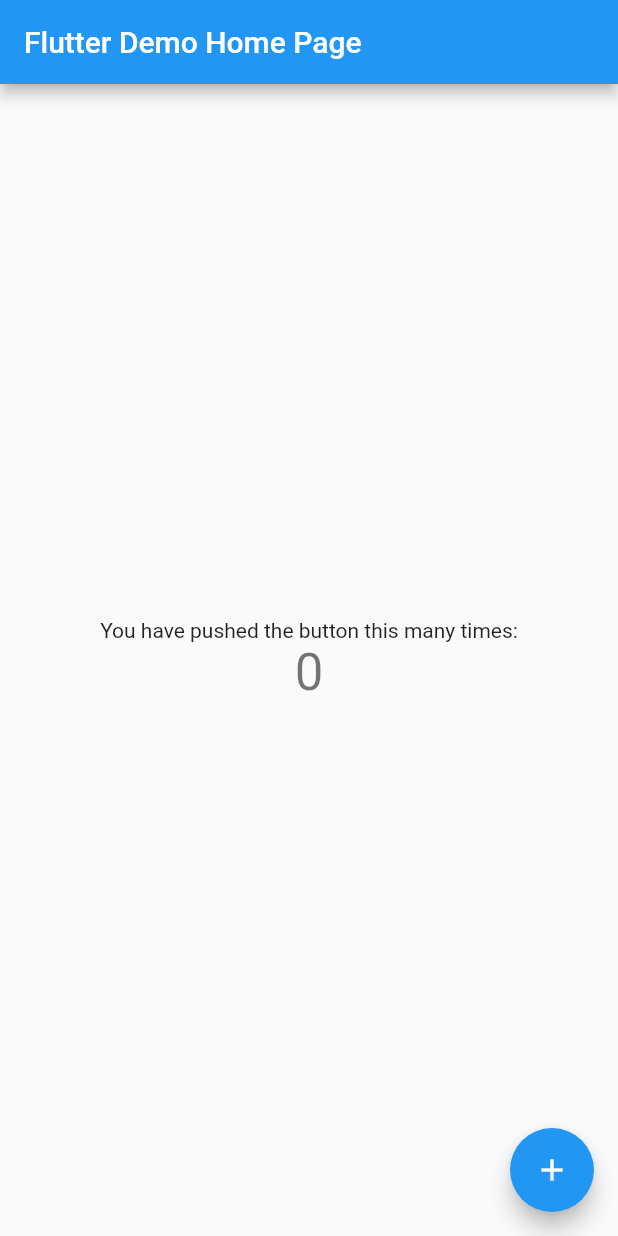
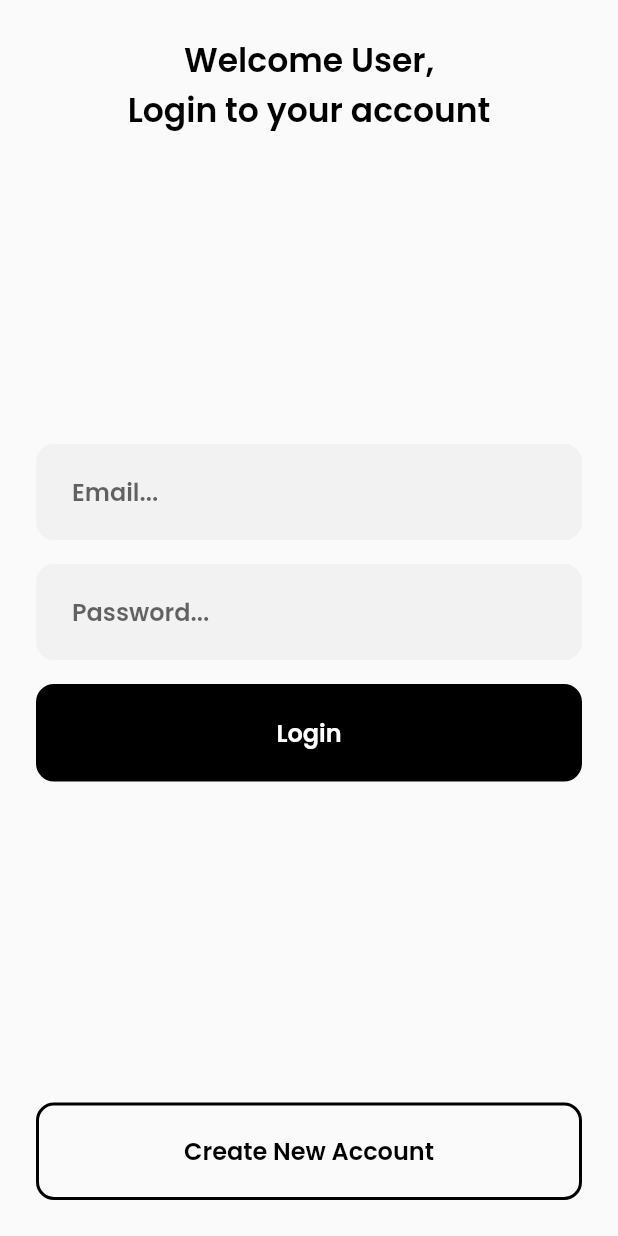
Before and after one commit to Smit1400/CarDealer, a Flutter app: the screen it shows after launch, on a phone screen of 412 x 824 dp. Run offline on Flutter 3.47's test engine with Material 2 defaults, Android fonts, the phone set to English and light mode, and no system bars; our stand-ins replace firebase_auth, firebase_core, google_fonts; accounts and stored records are empty.

Commit message:
intial pages added

```diff
--- a/car_dealer/lib/main.dart
+++ b/car_dealer/lib/main.dart
@@ -1,4 +1,6 @@
 import 'package:flutter/material.dart';
+import 'package:google_fonts/google_fonts.dart';
+import 'package:car_dealer/screens/landing_page.dart';
 
 void main() {
   runApp(MyApp());
@@ -9,109 +11,11 @@
   @override
   Widget build(BuildContext context) {
     return MaterialApp(
-      title: 'Flutter Demo',
+      debugShowCheckedModeBanner: false,
       theme: ThemeData(
-        // This is the theme of your application.
-        //
-        // Try running your application with "flutter run". You'll see the
-        // application has a blue toolbar. Then, without quitting the app, try
-        // changing the primarySwatch below to Colors.green and then invoke
-        // "hot reload" (press "r" in the console where you ran "flutter run",
-        // or simply save your changes to "hot reload" in a Flutter IDE).
-        // Notice that the counter didn't reset back to zero; the application
-        // is not restarted.
-        primarySwatch: Colors.blue,
-        // This makes the visual density adapt to the platform that you run
-        // the app on. For desktop platforms, the controls will be smaller and
-        // closer together (more dense) than on mobile platforms.
-        visualDensity: VisualDensity.adaptivePlatformDensity,
+        textTheme: GoogleFonts.poppinsTextTheme(Theme.of(context).textTheme),
       ),
-      home: MyHomePage(title: 'Flutter Demo Home Page'),
+      home: LandingPage(),
     );
   }
 }
-
-class MyHomePage extends StatefulWidget {
-  MyHomePage({Key key, this.title}) : super(key: key);
-
-  // This widget is the home page of your application. It is stateful, meaning
-  // that it has a State object (defined below) that contains fields that affect
-  // how it looks.
-
-  // This class is the configuration for the state. It holds the values (in this
-  // case the title) provided by the parent (in this case the App widget) and
-  // used by the build method of the State. Fields in a Widget subclass are
-  // always marked "final".
-
-  final String title;
-
-  @override
-  _MyHomePageState createState() => _MyHomePageState();
-}
-
-class _MyHomePageState extends State<MyHomePage> {
-  int _counter = 0;
-
-  void _incrementCounter() {
-    setState(() {
-      // This call to setState tells the Flutter framework that something has
-      // changed in this State, which causes it to rerun the build method below
-      // so that the display can reflect the updated values. If we changed
-      // _counter without calling setState(), then the build method would not be
-      // called again, and so nothing would appear to happen.
-      _counter++;
-    });
-  }
-
-  @override
-  Widget build(BuildContext context) {
-    // This method is rerun every time setState is called, for instance as done
-    // by the _incrementCounter method above.
-    //
-    // The Flutter framework has been optimized to make rerunning build methods
-    // fast, so that you can just rebuild anything that needs updating rather
-    // than having to individually change instances of widgets.
-    return Scaffold(
-      appBar: AppBar(
-        // Here we take the value from the MyHomePage object that was created by
-        // the App.build method, and use it to set our appbar title.
-        title: Text(widget.title),
-      ),
-      body: Center(
-        // Center is a layout widget. It takes a single child and positions it
-        // in the middle of the parent.
-        child: Column(
-          // Column is also a layout widget. It takes a list of children and
-          // arranges them vertically. By default, it sizes itself to fit its
-          // children horizontally, and tries to be as tall as its parent.
-          //
-          // Invoke "debug painting" (press "p" in the console, choose the
-          // "Toggle Debug Paint" action from the Flutter Inspector in Android
-          // Studio, or the "Toggle Debug Paint" command in Visual Studio Code)
-          // to see the wireframe for each widget.
-          //
-          // Column has various properties to control how it sizes itself and
-          // how it positions its children. Here we use mainAxisAlignment to
-          // center the children vertically; the main axis here is the vertical
-          // axis because Columns are vertical (the cross axis would be
-          // horizontal).
-          mainAxisAlignment: MainAxisAlignment.center,
-          children: <Widget>[
-            Text(
-              'You have pushed the button this many times:',
-            ),
-            Text(
-              '$_counter',
-              style: Theme.of(context).textTheme.headline4,
-            ),
-          ],
-        ),
-      ),
-      floatingActionButton: FloatingActionButton(
-        onPressed: _incrementCounter,
-        tooltip: 'Increment',
-        child: Icon(Icons.add),
-      ), // This trailing comma makes auto-formatting nicer for build methods.
-    );
-  }
-}
--- /dev/null
+++ b/car_dealer/lib/screens/constants.dart
@@ -0,0 +1,14 @@
+import 'package:flutter/cupertino.dart';
+import 'package:flutter/material.dart';
+
+class Constants{
+
+  static const regularHeading =
+      TextStyle(fontSize: 18.0, fontWeight: FontWeight.w600, color: Colors.black);
+
+  static const boldHeading =
+      TextStyle(fontSize: 22.0, fontWeight: FontWeight.w600, color: Colors.black);
+
+  static const regularDarkText =
+      TextStyle(fontSize: 16.0, fontWeight: FontWeight.w600, color: Colors.black);
+}
--- /dev/null
+++ b/car_dealer/lib/screens/landing_page.dart
@@ -0,0 +1,73 @@
+import 'package:flutter/material.dart';
+import 'package:firebase_core/firebase_core.dart';
+import 'package:firebase_auth/firebase_auth.dart';
+
+import 'package:car_dealer/screens/constants.dart';
+import 'package:car_dealer/screens/home_page.dart';
+import 'package:car_dealer/screens/login_page.dart';
+
+
+class LandingPage extends StatelessWidget {
+  final Future<FirebaseApp> _initialization = Firebase.initializeApp();
+
+  @override
+  Widget build(BuildContext context) {
+    return FutureBuilder(
+      future: _initialization,
+      builder: (context, snapshot) {
+        // If Firebase App init, snapshot has error
+        if (snapshot.hasError) {
+          return Scaffold(
+            body: Center(
+              child: Text("Error: ${snapshot.error}"),
+            ),
+          );
+        }
+
+        if (snapshot.connectionState == ConnectionState.done) {
+         return StreamBuilder(
+            stream: FirebaseAuth.instance.authStateChanges(),
+            builder: (context, streamSnapshot) {
+              if (streamSnapshot.hasError) {
+                return Scaffold(
+                  body: Center(
+                    child: Text("Error: ${streamSnapshot.error}"),
+                  ),
+                );
+              }
+
+              if(streamSnapshot.connectionState == ConnectionState.active) {
+                User _user = streamSnapshot.data;
+                if(_user == null) {
+                  return LoginPage();
+                } else {
+                  return HomePage();
+                }
+              }
+
+              // Checking the auth state - Loading
+              return Scaffold(
+                body: Center(
+                  child: Text(
+                    "Checking Authentication...",
+                    style: Constants.regularHeading,
+                  ),
+                ),
+              );
+            },
+          );
+        }
+
+        // Connecting to Firebase - Loading
+        return Scaffold(
+          body: Center(
+            child: Text(
+              "Initialization App...",
+              style: Constants.regularHeading,
+            ),
+          ),
+        );
+      },
+    );
+  }
+}
--- /dev/null
+++ b/car_dealer/lib/screens/login_page.dart
@@ -0,0 +1,168 @@
+import 'package:flutter/material.dart';
+import 'package:firebase_auth/firebase_auth.dart';
+
+import 'package:car_dealer/screens/constants.dart';
+import 'package:car_dealer/screens/register_page.dart';
+import 'package:car_dealer/screens/widgets/custom_button.dart';
+import 'package:car_dealer/screens/widgets/custom_input.dart';
+
+
+
+class LoginPage extends StatefulWidget {
+  @override
+  _LoginPageState createState() => _LoginPageState();
+}
+
+class _LoginPageState extends State<LoginPage> {
+
+  Future<void> _alertDialogBuilder(String error) async {
+    return showDialog(
+        context: context,
+        barrierDismissible: false,
+        builder: (context) {
+          return AlertDialog(
+            title: Text("Error"),
+            content: Container(
+              child: Text(error),
+            ),
+            actions: [
+              FlatButton(
+                child: Text("Close Dialog"),
+                onPressed: () {
+                  Navigator.pop(context);
+                },
+              )
+            ],
+          );
+        }
+    );
+  }
+
+  // Create a new user account
+  Future<String> _loginAccount() async {
+    try {
+      await FirebaseAuth.instance.signInWithEmailAndPassword(
+          email: _loginEmail, password: _loginPassword);
+      return null;
+    } on FirebaseAuthException catch(e) {
+      if (e.code == 'weak-password') {
+        return 'The password provided is too weak.';
+      } else if (e.code == 'email-already-in-use') {
+        return 'The account already exists for that email.';
+      }
+      return e.message;
+    } catch (e) {
+      return e.toString();
+    }
+  }
+
+  void _submitForm() async {
+
+    setState(() {
+      _loginFormLoading = true;
+    });
+
+    String _loginFeedback = await _loginAccount();
+
+    if(_loginFeedback != null) {
+      _alertDialogBuilder(_loginFeedback);
+
+      setState(() {
+        _loginFormLoading = false;
+      });
+    }
+  }
+
+  bool _loginFormLoading = false;
+  String _loginEmail = "";
+  String _loginPassword = "";
+
+  FocusNode _passwordFocusNode;
+
+  @override
+  void initState() {
+    _passwordFocusNode = FocusNode();
+    super.initState();
+  }
+
+  @override
+  void dispose() {
+    _passwordFocusNode.dispose();
+    super.dispose();
+  }
+
+  @override
+  Widget build(BuildContext context) {
+    return Scaffold(
+      body: SafeArea(
+        child: Container(
+          width: double.infinity,
+          child: Column(
+            mainAxisAlignment: MainAxisAlignment.spaceBetween,
+            children: [
+              Container(
+                padding: EdgeInsets.only(
+                  top: 24.0,
+                ),
+                child: Text(
+                  "Welcome User,\nLogin to your account",
+                  textAlign: TextAlign.center,
+                  style: Constants.boldHeading,
+                ),
+              ),
+              Column(
+                children: [
+                  CustomInput(
+                    hintText: "Email...",
+                    onChanged: (value) {
+                      _loginEmail = value;
+                    },
+                    onSubmitted: (value) {
+                      _passwordFocusNode.requestFocus();
+                    },
+                    textInputAction: TextInputAction.next,
+                  ),
+                  CustomInput(
+                    hintText: "Password...",
+                    onChanged: (value) {
+                      _loginPassword = value;
+                    },
+                    focusNode: _passwordFocusNode,
+                    isPasswordField: true,
+                    onSubmitted: (value) {
+                      _submitForm();
+                    },
+                  ),
+                  CustomBtn(
+                    text: "Login",
+                    onPressed: () {
+                      _submitForm();
+                    },
+                    isLoading: _loginFormLoading,
+                  )
+                ],
+              ),
+              Padding(
+                padding: const EdgeInsets.only(
+                  bottom: 16.0,
+                ),
+                child: CustomBtn(
+                  text: "Create New Account",
+                  onPressed: () {
+                    Navigator.push(
+                      context,
+                      MaterialPageRoute(
+                        builder: (context) => RegisterPage()
+                      ),
+                    );
+                  },
+                  outlineBtn: true,
+                ),
+              ),
+            ],
+          ),
+        ),
+      ),
+    );
+  }
+}
--- /dev/null
+++ b/car_dealer/lib/screens/widgets/custom_button.dart
@@ -0,0 +1,63 @@
+import 'package:flutter/material.dart';
+
+class CustomBtn extends StatelessWidget {
+  final String text;
+  final Function onPressed;
+  final bool outlineBtn;
+  final bool isLoading;
+  CustomBtn({this.text, this.onPressed, this.outlineBtn, this.isLoading});
+
+  @override
+  Widget build(BuildContext context) {
+    bool _outlineBtn = outlineBtn ?? false;
+    bool _isLoading = isLoading ?? false;
+
+    return GestureDetector(
+      onTap: onPressed,
+      child: Container(
+        height: 65.0,
+        decoration: BoxDecoration(
+          color: _outlineBtn ? Colors.transparent : Colors.black,
+          border: Border.all(
+            color: Colors.black,
+            width: 2.0,
+          ),
+          borderRadius: BorderRadius.circular(
+            12.0,
+          ),
+        ),
+        margin: EdgeInsets.symmetric(
+          horizontal: 24.0,
+          vertical: 8.0,
+        ),
+        child: Stack(
+          children: [
+            Visibility(
+              visible: _isLoading ? false : true,
+              child: Center(
+                child: Text(
+                  text ?? "Text",
+                  style: TextStyle(
+                    fontSize: 16.0,
+                    color: _outlineBtn ? Colors.black : Colors.white,
+                    fontWeight: FontWeight.w600,
+                  ),
+                ),
+              ),
+            ),
+            Visibility(
+              visible: _isLoading,
+              child: Center(
+                child: SizedBox(
+                  height: 30.0,
+                  width: 30.0,
+                  child: CircularProgressIndicator(),
+                ),
+              ),
+            ),
+          ],
+        ),
+      ),
+    );
+  }
+}
--- /dev/null
+++ b/car_dealer/lib/screens/widgets/custom_input.dart
@@ -0,0 +1,44 @@
+import 'package:flutter/material.dart';
+import 'package:car_dealer/screens/constants.dart';
+
+class CustomInput extends StatelessWidget {
+  final String hintText;
+  final Function(String) onChanged;
+  final Function(String) onSubmitted;
+  final FocusNode focusNode;
+  final TextInputAction textInputAction;
+  final bool isPasswordField;
+  CustomInput({this.hintText, this.onChanged, this.onSubmitted, this.focusNode, this.textInputAction, this.isPasswordField});
+
+  @override
+  Widget build(BuildContext context) {
+    bool _isPasswordField = isPasswordField ?? false;
+
+    return Container(
+      margin: EdgeInsets.symmetric(
+        vertical: 8.0,
+        horizontal: 24.0,
+      ),
+      decoration: BoxDecoration(
+        color: Color(0xFFF2F2F2),
+        borderRadius: BorderRadius.circular(12.0)
+      ),
+      child: TextField(
+        obscureText: _isPasswordField,
+        focusNode: focusNode,
+        onChanged: onChanged,
+        onSubmitted: onSubmitted,
+        textInputAction: textInputAction,
+        decoration: InputDecoration(
+          border: InputBorder.none,
+          hintText: hintText ?? "Hint Text...",
+          contentPadding: EdgeInsets.symmetric(
+            horizontal: 24.0,
+            vertical: 20.0,
+          )
+        ),
+        style: Constants.regularDarkText,
+      ),
+    );
+  }
+}
```
Also changed, not shown: car_dealer/lib/screens/home_page.dart (added, +22 -0 lines), car_dealer/lib/screens/register_page.dart (added, +161 -0 lines), car_dealer/pubspec.yaml (+5 -55 lines), car_dealer/pubspec.lock, 2 other files.
